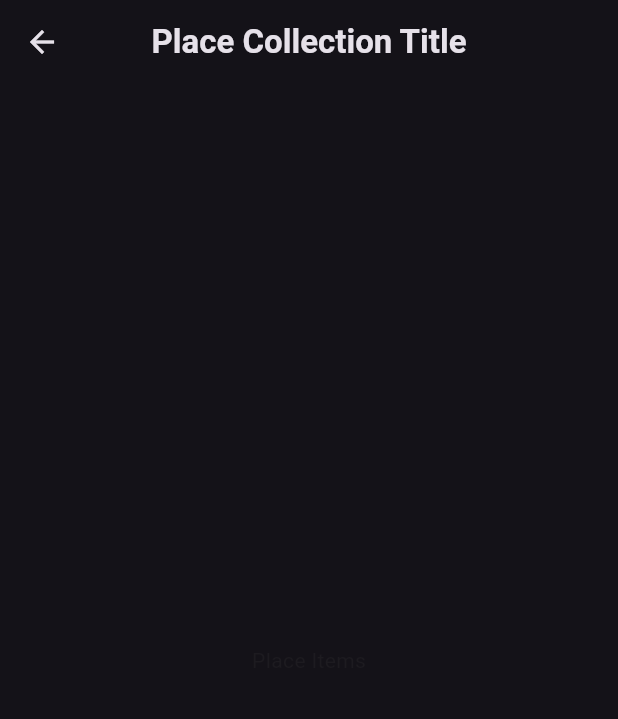
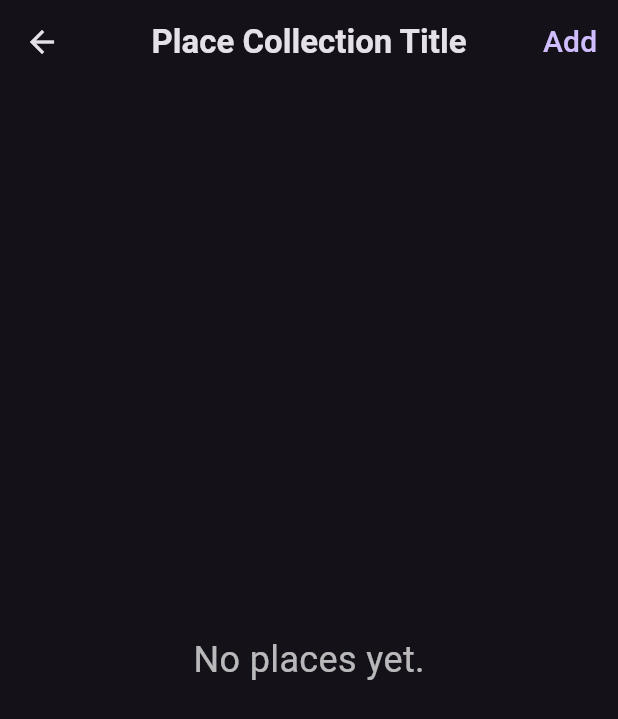
Before and after one commit to gu-tig333-ht24/spotly, a Flutter app: the PlaceItemsPage screen opened directly, on a phone screen of 412 x 824 dp. Shown: the top 719 px of the screen. Run offline on Flutter 3.47's test engine with Material 3 defaults, Android fonts, the phone set to English and light mode, and no system bars; our stand-ins replace flutter_riverpod, google_fonts, image_picker.

Commit message:
add place items page and list widget with navigation to add place screen

```diff
--- a/lib/src/features/places/place_items/ui/pages/place_items_page.dart
+++ b/lib/src/features/places/place_items/ui/pages/place_items_page.dart
@@ -1,18 +1,35 @@
 import 'package:flutter/material.dart';
+
+import '../../../../../core/models/add_places.dart';
 import '../../../../main/ui/custom_app_bar.dart';
+import '../widgets/place_items_list.dart';
 
 class PlaceItemsPage extends StatelessWidget {
   const PlaceItemsPage({super.key});
 
   @override
   Widget build(BuildContext context) {
-    return const Scaffold(
+    return Scaffold(
       appBar: CustomAppBar(
         appBarTitle: "Place Collection Title",
+        actions: [
+          TextButton(
+            onPressed: () {
+              Navigator.push(
+                context,
+                MaterialPageRoute(
+                  builder: (_) => const AddPlaceScreen(),
+                ),
+              );
+            },
+            child: const Text(
+              "Add",
+              style: TextStyle(fontSize: 20),
+            ),
+          )
+        ],
       ),
-      body: Center(
-        child: Text("Place Items"),
-      ),
+      body: PlaceItemsList(),
     );
   }
 }
--- /dev/null
+++ b/lib/src/features/places/place_items/ui/widgets/place_items_list.dart
@@ -0,0 +1,48 @@
+import 'package:flutter/material.dart';
+
+import '../../../../../core/constants/app_sizes.dart';
+import '../../../../../core/models/place.dart';
+
+class PlaceItemsList extends StatelessWidget {
+  PlaceItemsList({super.key});
+
+  final List<Place> items = [];
+
+  @override
+  Widget build(BuildContext context) {
+    if (items.isEmpty) {
+      return const Center(
+        child: Text(
+          "No places yet.",
+          style: TextStyle(
+            color: Colors.white70,
+            fontSize: 24,
+          ),
+        ),
+      );
+    }
+
+    return ListView.separated(
+      itemCount: items.length,
+      itemBuilder: (BuildContext _, int index) {
+        final Place place = items[index];
+
+        return ListTile(
+          onTap: () => Navigator.push(
+            context,
+            MaterialPageRoute(
+              builder: (_) => const Text("Place Detail Page"),
+            ),
+          ),
+          title: Text(place.title),
+          trailing: const Icon(
+            Icons.chevron_right,
+            color: Colors.white54,
+          ),
+          contentPadding: const EdgeInsets.symmetric(horizontal: AppSizes.s10),
+        );
+      },
+      separatorBuilder: (_, __) => const Divider(thickness: 0.5),
+    );
+  }
+}
```
